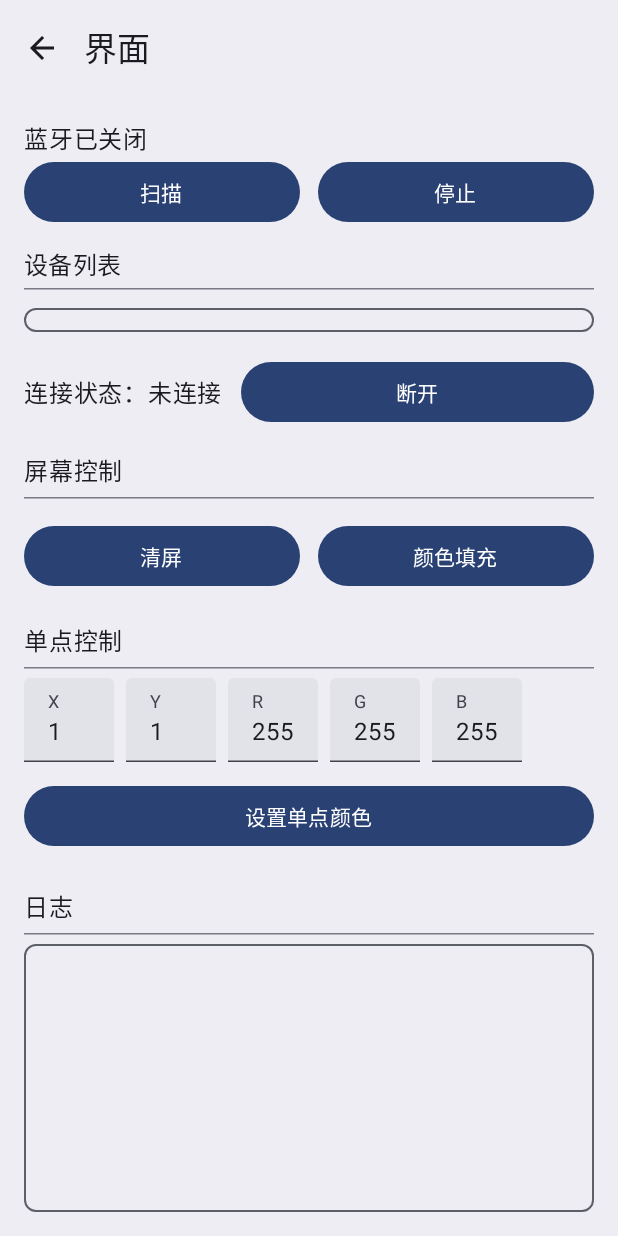
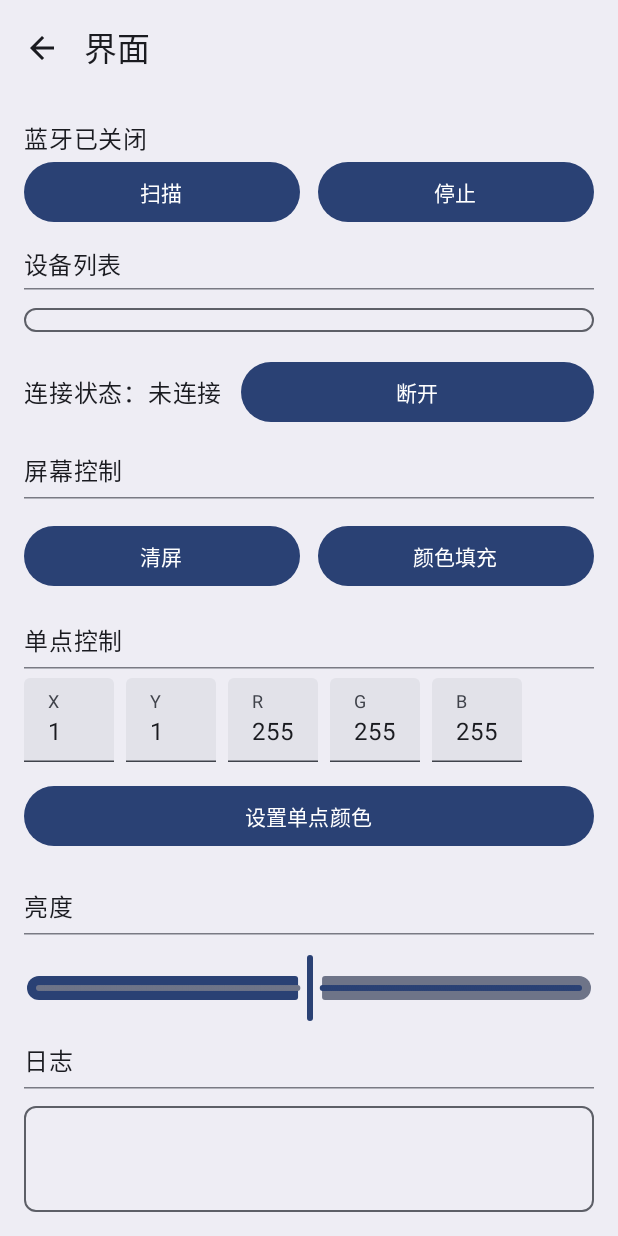
Before and after one commit to ghhccghk/ArduinoBleLed, an Android app built with Jetpack Compose: the screen it shows after launch (MainActivity), on a phone screen of 412 x 824 dp. Run offline under Robolectric (Android 15) with nearby library versions, the phone set to English and light mode, and no system bars.

Commit message:
fix：为亮度控制添加 UI 本次提交在 Android 应用程序中为亮度控制功能添加了 UI。
**Android 应用：**
- 在主屏幕上添加了一个滑块，用于控制亮度。
- 滑块的值范围为 0 到 255。
- 滑块的值以去抖动方式发送到 Arduino（使用 `BGN` 命令）。

**Arduino 代码：**
- 将 `BGN` 和 `SAVEBGN` 命令添加到已处理命令列表中。
- 从 `bleBuffer` 中移除了前导/尾随空格。

Signed-off-by: ghhccghk <2137610394@qq.com>

```diff
--- a/app/src/main/java/com/ghhccghk/arduinobleled/ui/MainScreen.kt
+++ b/app/src/main/java/com/ghhccghk/arduinobleled/ui/MainScreen.kt
@@ -61,6 +61,8 @@ import androidx.compose.ui.unit.dp
 import com.ghhccghk.arduinobleled.tools.BleViewModel
 import com.google.accompanist.permissions.ExperimentalPermissionsApi
 import com.google.accompanist.permissions.rememberMultiplePermissionsState
+import kotlinx.coroutines.delay
+import kotlin.math.roundToInt
 
 @OptIn(ExperimentalPermissionsApi::class)
 @Composable
@@ -149,6 +151,7 @@ fun BleControlScreen(
     var selectedColor by remember { mutableStateOf(Color.White) }
     // 从 ViewModel 收集颜色历史记录
     val colorHistory by vm.colorHistoryFlow.collectAsState(initial = emptyList())
+    var brightness by remember { mutableFloatStateOf(128f) }
 
     Column(
         modifier = Modifier
@@ -271,6 +274,28 @@ fun BleControlScreen(
         }
 
         Spacer(Modifier.height(24.dp))
+        Text("亮度")
+        HorizontalDivider(
+            Modifier.padding(vertical = 6.dp),
+            DividerDefaults.Thickness,
+            DividerDefaults.color
+        )
+        Spacer(Modifier.height(5.dp))
+
+        Slider(
+            value = brightness,
+            onValueChange = { brightness = it },
+            valueRange = 0f..255f,
+            steps = 254, // 让滑块只能取整数
+        )
+
+        // 防抖发送亮度
+        LaunchedEffect(brightness) {
+            delay(40) // 避免每次滑动疯狂发
+            vm.send("BGN ${brightness.roundToInt()}\n")
+        }
+
+        Spacer(Modifier.height(12.dp))
 
         Text("日志")
         HorizontalDivider(
@@ -278,7 +303,7 @@ fun BleControlScreen(
             DividerDefaults.Thickness,
             DividerDefaults.color
         )
-
+        Spacer(Modifier.height(5.dp))
         LazyColumn(
             modifier = Modifier
                 .weight(1f)
```
Also changed, not shown: 1 other file.
